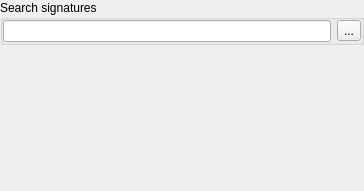
Old version of the form SearchSignatures/searchsignaturesoptionswidget.ui in the repository horsicq/FormatWidgets.
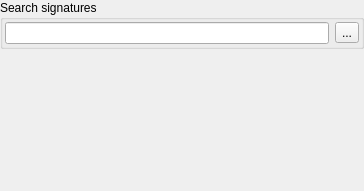
New version of the form.

Diff of the .ui file:
```diff
--- a/SearchSignatures/searchsignaturesoptionswidget.ui
+++ b/SearchSignatures/searchsignaturesoptionswidget.ui
@@ -66,16 +66,16 @@
          </property>
          <layout class="QHBoxLayout" name="horizontalLayout_6">
           <property name="leftMargin">
-           <number>0</number>
+           <number>2</number>
           </property>
           <property name="topMargin">
-           <number>0</number>
+           <number>2</number>
           </property>
           <property name="rightMargin">
-           <number>0</number>
+           <number>2</number>
           </property>
           <property name="bottomMargin">
-           <number>0</number>
+           <number>2</number>
           </property>
           <item>
            <widget class="QLineEdit" name="lineEditSearchSignaturesPath"/>
```
